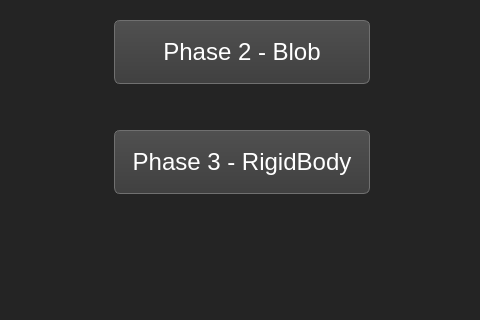
First picture: the form in Unreal_Engine6/menu/windowmainmenu.ui, repository ferralaurianna/MPJV, before the edit; both pictures show x 158 to 638 and y 280 to 600 of the 800 by 600 pixel window.
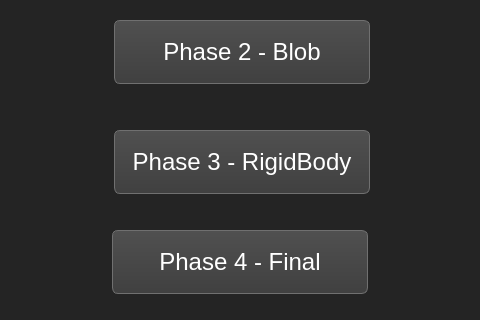
Second picture: the form after the edit.

Diff of the .ui file:
```diff
--- a/Unreal_Engine6/menu/windowmainmenu.ui
+++ b/Unreal_Engine6/menu/windowmainmenu.ui
@@ -213,6 +213,36 @@
      <bool>false</bool>
     </property>
    </widget>
+   <widget class="QPushButton" name="phase4Button">
+    <property name="geometry">
+     <rect>
+      <x>270</x>
+      <y>510</y>
+      <width>256</width>
+      <height>64</height>
+     </rect>
+    </property>
+    <property name="autoFillBackground">
+     <bool>false</bool>
+    </property>
+    <property name="styleSheet">
+     <string notr="true">color: white;
+font-size: 24px;
+background-color: #404040;
+border-radius: 6px;
+border: 1px solid #707070;
+background-color: qlineargradient(spread:pad, x1:1, y1:1, x2:1, y2:0, stop:0  #404040, stop:1 #505050);</string>
+    </property>
+    <property name="text">
+     <string>Phase 4 - Final</string>
+    </property>
+    <property name="autoDefault">
+     <bool>false</bool>
+    </property>
+    <property name="default">
+     <bool>false</bool>
+    </property>
+   </widget>
   </widget>
  </widget>
  <resources/>
```
